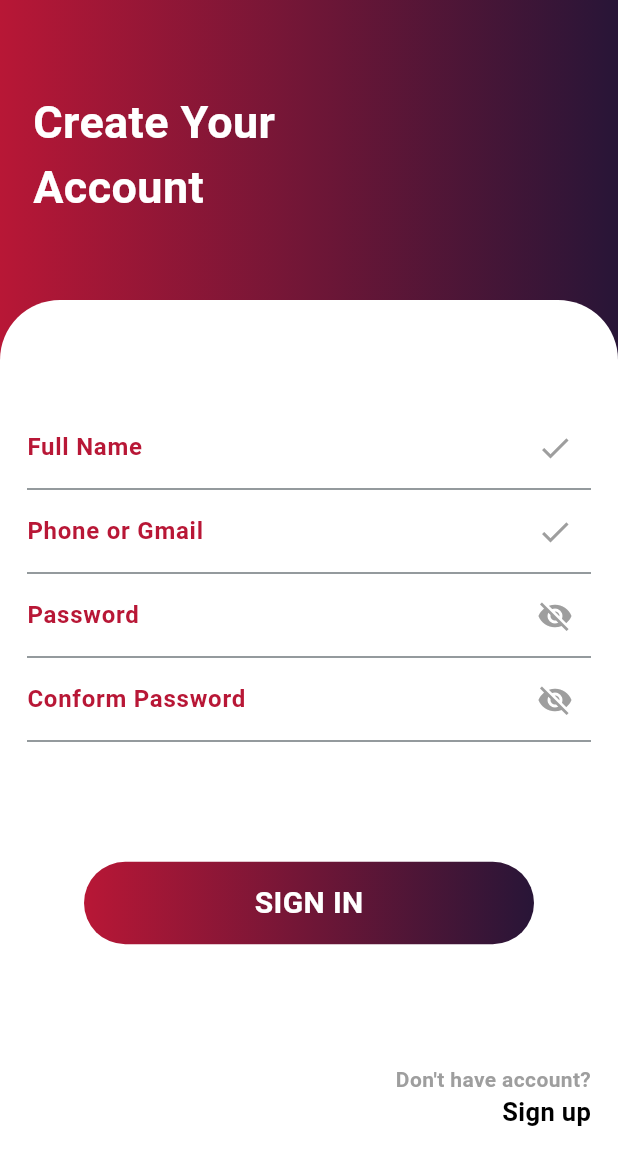
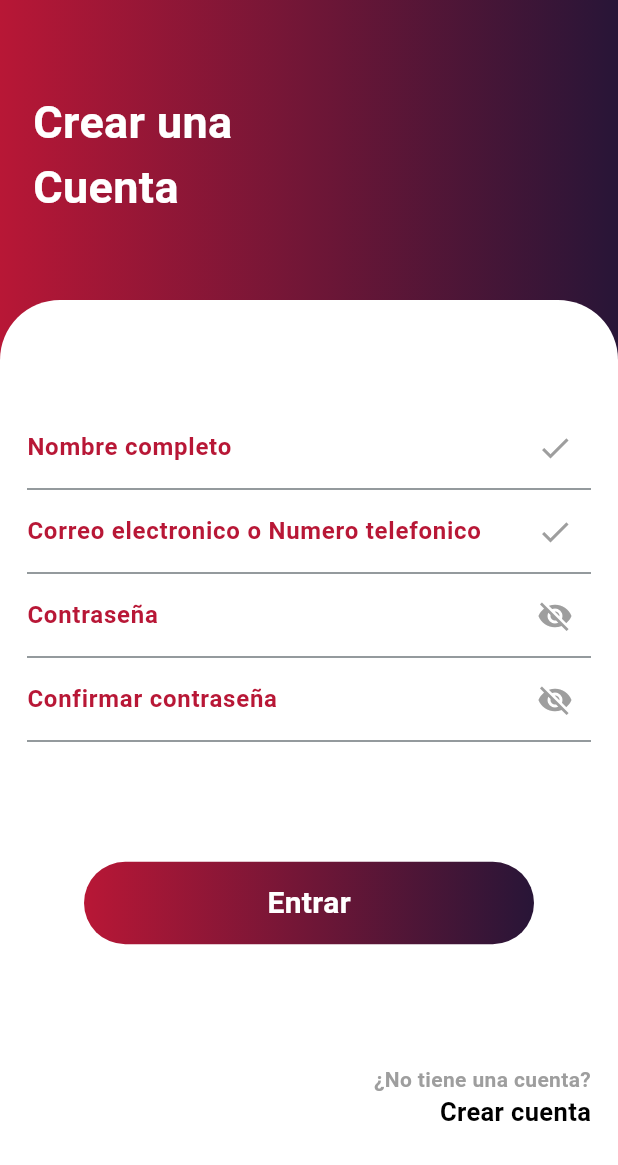
Before and after one commit to Joshxwm/chakiik-app, a Flutter app: the RegScreen screen opened directly, on a phone screen of 412 x 824 dp. Shown: the top 1165 px of the screen. Run offline on Flutter 3.47's test engine with Material 3 defaults, Android fonts, the light colour scheme and no system bars; our stand-ins replace cloud_firestore, firebase_core, firebase_messaging, flutter_riverpod, geolocator, google_maps_flutter; accounts and stored records are empty.

Commit message:
MATATE SABRINA UWU

```diff
--- a/lib/RegScreen.dart
+++ b/lib/RegScreen.dart
@@ -20,7 +20,7 @@ class RegScreen extends StatelessWidget {
               child: const Padding(
                 padding: EdgeInsets.only(top: 60.0, left: 22),
                 child: Text(
-                  'Create Your\nAccount',
+                  'Crear una\nCuenta',
                   style: TextStyle(
                       fontSize: 30,
                       color: Colors.white,
@@ -46,7 +46,7 @@ class RegScreen extends StatelessWidget {
                       const TextField(
                         decoration: InputDecoration(
                             suffixIcon: Icon(Icons.check,color: Colors.grey,),
-                            label: Text('Full Name',style: TextStyle(
+                            label: Text('Nombre completo',style: TextStyle(
                               fontWeight: FontWeight.bold,
                               color:Color(0xffB81736),
                             ),)
@@ -55,7 +55,7 @@ class RegScreen extends StatelessWidget {
                       const TextField(
                         decoration: InputDecoration(
                             suffixIcon: Icon(Icons.check,color: Colors.grey,),
-                            label: Text('Phone or Gmail',style: TextStyle(
+                            label: Text('Correo electronico o Numero telefonico',style: TextStyle(
                               fontWeight: FontWeight.bold,
                               color:Color(0xffB81736),
                             ),)
@@ -64,7 +64,7 @@ class RegScreen extends StatelessWidget {
                       const TextField(
                         decoration: InputDecoration(
                             suffixIcon: Icon(Icons.visibility_off,color: Colors.grey,),
-                            label: Text('Password',style: TextStyle(
+                            label: Text('Contraseña',style: TextStyle(
                               fontWeight: FontWeight.bold,
                               color:Color(0xffB81736),
                             ),)
@@ -73,7 +73,7 @@ class RegScreen extends StatelessWidget {
                       const TextField(
                         decoration: InputDecoration(
                             suffixIcon: Icon(Icons.visibility_off,color: Colors.grey,),
-                            label: Text('Conform Password',style: TextStyle(
+                            label: Text('Confirmar contraseña',style: TextStyle(
                               fontWeight: FontWeight.bold,
                               color:Color(0xffB81736),
                             ),)
@@ -94,7 +94,7 @@ class RegScreen extends StatelessWidget {
                               ]
                           ),
                         ),
-                        child: const Center(child: Text('SIGN IN',style: TextStyle(
+                        child: const Center(child: Text('Entrar',style: TextStyle(
                             fontWeight: FontWeight.bold,
                             fontSize: 20,
                             color: Colors.white
@@ -107,11 +107,11 @@ class RegScreen extends StatelessWidget {
                           mainAxisAlignment: MainAxisAlignment.end,
                           crossAxisAlignment: CrossAxisAlignment.end,
                           children: [
-                            Text("Don't have account?",style: TextStyle(
+                            Text("¿No tiene una cuenta?",style: TextStyle(
                                 fontWeight: FontWeight.bold,
                                 color: Colors.grey
                             ),),
-                            Text("Sign up",style: TextStyle(///done login page
+                            Text("Crear cuenta",style: TextStyle(///done login page
                                 fontWeight: FontWeight.bold,
                                 fontSize: 17,
                                 color: Colors.black
--- a/lib/loginScreen.dart
+++ b/lib/loginScreen.dart
@@ -20,7 +20,7 @@ class loginScreen extends StatelessWidget {
           child: const Padding(
             padding: EdgeInsets.only(top: 60.0, left: 22),
             child: Text(
-              'Hello\nSign in!',
+              'Hello\nIniciar Sesion!',
               style: TextStyle(
                   fontSize: 30,
                   color: Colors.white,
@@ -46,7 +46,7 @@ class loginScreen extends StatelessWidget {
                   const TextField(
                     decoration: InputDecoration(
                       suffixIcon: Icon(Icons.check,color: Colors.grey,),
-                      label: Text('Gmail',style: TextStyle(
+                      label: Text('Correo Electronico',style: TextStyle(
                         fontWeight: FontWeight.bold,
                         color:Color(0xffB81736),
                       ),)
@@ -55,7 +55,7 @@ class loginScreen extends StatelessWidget {
                   const TextField(
                     decoration: InputDecoration(
                         suffixIcon: Icon(Icons.visibility_off,color: Colors.grey,),
-                        label: Text('Password',style: TextStyle(
+                        label: Text('Contraseña',style: TextStyle(
                           fontWeight: FontWeight.bold,
                           color:Color(0xffB81736),
                         ),)
@@ -64,7 +64,7 @@ class loginScreen extends StatelessWidget {
                   const SizedBox(height: 20,),
                   const Align(
                     alignment: Alignment.centerRight,
-                    child: Text('Forgot Password?',style: TextStyle(
+                    child: Text('Olvidó su contraseña?',style: TextStyle(
                       fontWeight: FontWeight.bold,
                       fontSize: 17,
                       color: Color(0xff281537),
@@ -83,7 +83,7 @@ class loginScreen extends StatelessWidget {
                         ]
                       ),
                     ),
-                    child: const Center(child: Text('SIGN IN',style: TextStyle(
+                    child: const Center(child: Text('Entrar',style: TextStyle(
                       fontWeight: FontWeight.bold,
                       fontSize: 20,
                       color: Colors.white
@@ -96,11 +96,11 @@ class loginScreen extends StatelessWidget {
                       mainAxisAlignment: MainAxisAlignment.end,
                       crossAxisAlignment: CrossAxisAlignment.end,
                       children: [
-                        Text("Don't have account?",style: TextStyle(
+                        Text("¿No tiene una cuenta?",style: TextStyle(
                           fontWeight: FontWeight.bold,
                           color: Colors.grey
                         ),),
-                        Text("Sign up",style: TextStyle(///done login page
+                        Text("Crear cuenta",style: TextStyle(///done login page
                             fontWeight: FontWeight.bold,
                             fontSize: 17,
                             color: Colors.black
```
Also changed, not shown: lib/main.dart (+78 -10 lines).
